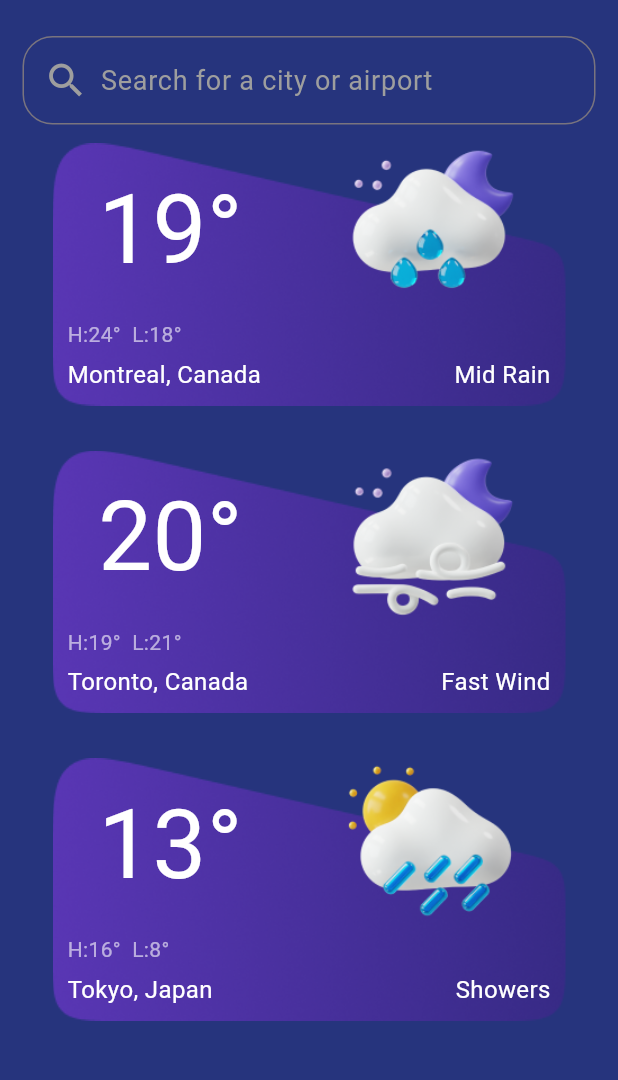
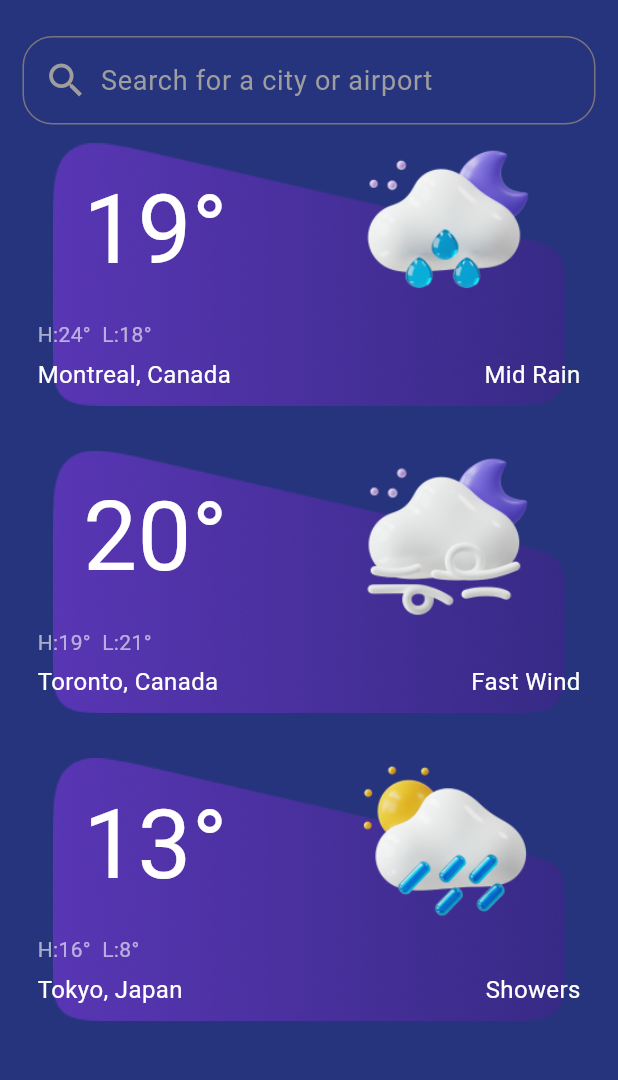
Before and after one commit to Farhan180198/weather_app, a Flutter app: the screen it shows after launch, after a tap on "Weekly Forecast", on a phone screen of 412 x 824 dp, the part 63-1143 px from its top. Run offline on Flutter 3.47's test engine with Material 3 defaults, Android fonts, the phone set to English and light mode, and no system bars; our stand-ins replace google_fonts.

Commit message:
weather app

```diff
--- a/lib/customized widgets/weather_card.dart
+++ b/lib/customized widgets/weather_card.dart
@@ -20,19 +20,19 @@ class WeatherCard extends StatelessWidget {
 
   @override
   Widget build(BuildContext context) {
+    final screenWidth = MediaQuery.of(context).size.width;
+    final screenHeight = MediaQuery.of(context).size.height;
     return Container(
 
-      width: 342,
+      // width: 342,
+      width: screenWidth* 0.32,
       height: 200,
       padding: const EdgeInsets.all(10.0),
       decoration: BoxDecoration(
         image: const DecorationImage(image: AssetImage('images/Rectangle 1.png')),
-        // color: backgroundColor,
         borderRadius: BorderRadius.circular(16.0),
       ),
       child: Column(
-        // mainAxisAlignment: MainAxisAlignment.center,
-        // crossAxisAlignment: CrossAxisAlignment.center,
         children: [
           Row(
             mainAxisAlignment: MainAxisAlignment.spaceEvenly,
@@ -52,7 +52,6 @@ class WeatherCard extends StatelessWidget {
               width: 120,
             ),
           ],),
-          // const SizedBox(height: 4.0),
           Row(
             crossAxisAlignment: CrossAxisAlignment.center,
            mainAxisAlignment: MainAxisAlignment.spaceBetween,
@@ -64,9 +63,6 @@ class WeatherCard extends StatelessWidget {
                   color: Colors.white60,
                 ),
               ),
-              // Text(
-              //   '',
-              // ),
             ],
           ),
           const SizedBox(height: 5.0),
@@ -82,7 +78,6 @@ class WeatherCard extends StatelessWidget {
                 color: Colors.white,
               ),
             ),
-              // const SizedBox(width: 14.0),
 
             Text(
               weatherCondition,
--- a/lib/ui/Home Screen/home_screen.dart
+++ b/lib/ui/Home Screen/home_screen.dart
@@ -10,6 +10,7 @@ class HomeScreen extends StatelessWidget {
   Widget build(BuildContext context) {
     //scaffold
     return Scaffold(
+
       body: Stack(alignment: AlignmentDirectional.bottomStart, children: [
         const SizedBox(
           width: double.infinity,
@@ -93,15 +94,15 @@ class HomeScreen extends StatelessWidget {
                         style: TextStyle(
                             color: Colors.white,
                             fontSize: 14,
-                            inherit: true,
-                            fontWeight: FontWeight.w500)),),
+                            fontWeight: FontWeight.w500)
+                    ),
+                    ),
                     TextButton(onPressed: (){
                       Navigator.push(context, MaterialPageRoute(builder: (context)=>WeatherCardScreen()));
                     }, child: const Text('Hourly Forecast',
                         style: TextStyle(
                             color: Colors.white,
                             fontSize: 14,
-                            inherit: true,
                             fontWeight: FontWeight.w500)),),
                   ],
                 ),
--- a/lib/ui/Weather Screen/weather_screen.dart
+++ b/lib/ui/Weather Screen/weather_screen.dart
@@ -22,24 +22,18 @@ class WeatherCardScreen extends StatelessWidget {
         backgroundColor: const Color(0xff26347d),
         appBar: AppBar(
           automaticallyImplyLeading: true,
-          iconTheme: IconThemeData(color: Colors.white),
-          title:  Text(
+          iconTheme: const IconThemeData(color: Colors.white),
+          title:  const Text(
             'Weather',
             style: TextStyle(color: Colors.white),
           ),
           backgroundColor: const Color(0xff26347d),
-
         ),
-        body: SingleChildScrollView(
-          child: Center(
-            child: Column(
-              // crossAxisAlignment: CrossAxisAlignment.center,
-              // mainAxisAlignment: MainAxisAlignment.center,
+        body: ListView(
+          padding: const EdgeInsets.only(left: 15.0, right: 15, top: 10),
 
           children: [
-                Padding(
-                  padding: const EdgeInsets.only(left: 15.0, right: 15, top: 10),
-                  child: TextFormField(
+            TextFormField(
               decoration: InputDecoration(
                   fillColor: const Color(0xff2E335A),
                   border: OutlineInputBorder(
@@ -55,7 +49,6 @@ class WeatherCardScreen extends StatelessWidget {
                       size: 30.0,
                     ),
                   )),
-                  ),
             ),
             const WeatherCard(
                 location: 'Montreal, Canada',
@@ -80,8 +73,6 @@ class WeatherCardScreen extends StatelessWidget {
           ],
         ),
       ),
-        ),
-      ),
     );
   }
 }
```
Also changed, not shown: lib/style/style.dart (added). Lines whose indentation alone changed are shown as unchanged.
